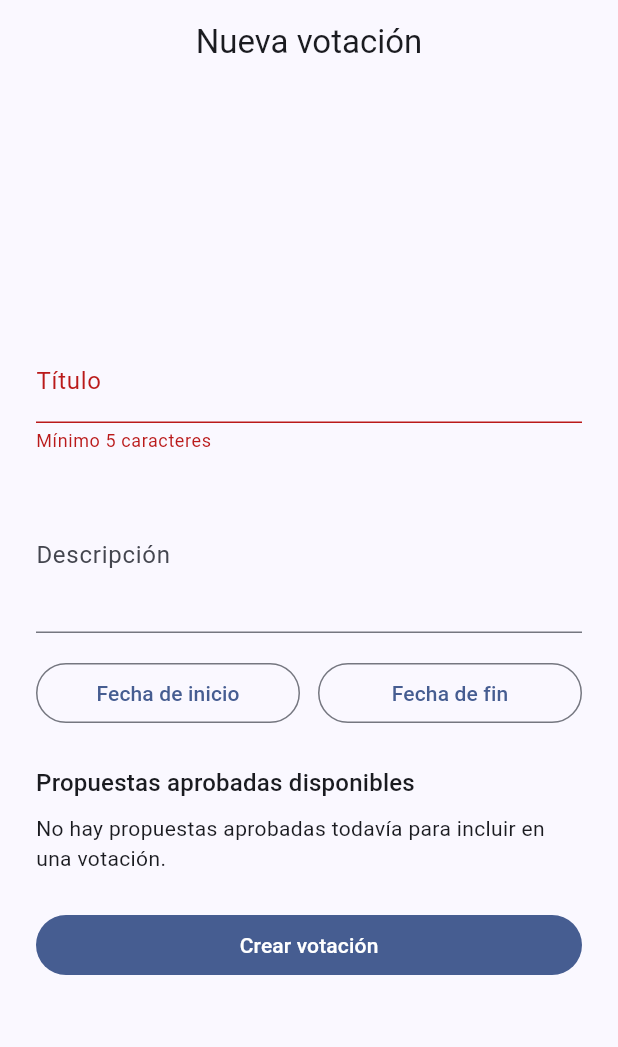
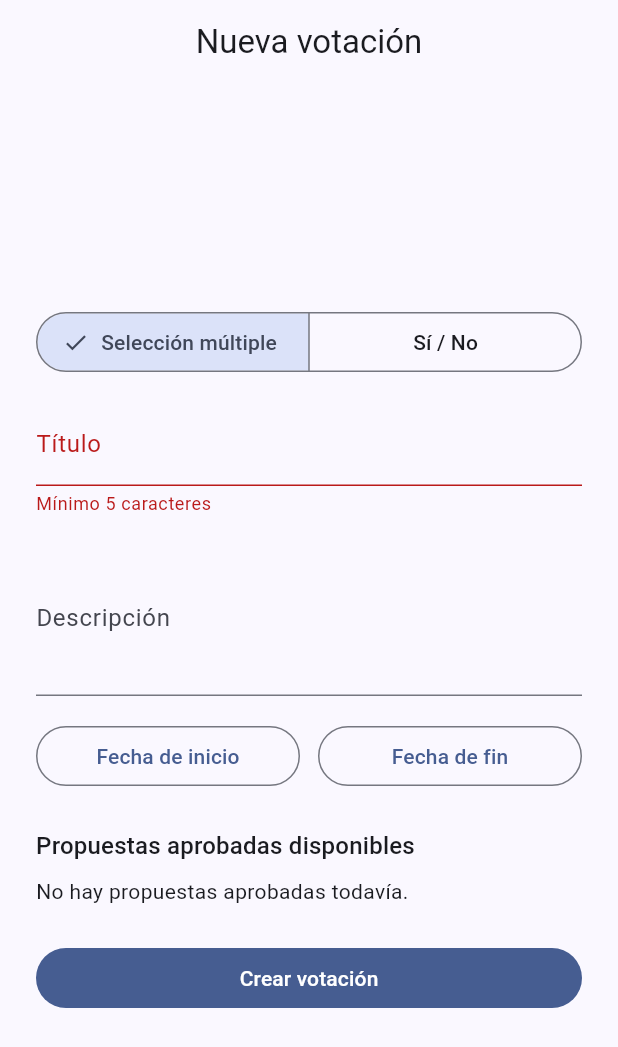
Before and after one commit to JonatahnGonzalezCaballero/proyectoFinal, a Flutter app: the AdminVotingCreatePage screen opened by its route, after a tap on "Crear votación", on a phone screen of 412 x 824 dp. Shown: the top 1047 px of the screen. Run offline on Flutter 3.47's test engine with Material 3 defaults, Android fonts, the phone set to English and light mode, and no system bars; our stand-ins replace flutter_dotenv, flutter_riverpod, go_router, image_picker, supabase_flutter; accounts and stored records are empty.

Commit message:
Arreglo en el modulo de las votaciones para Si y No

```diff
--- a/lib/features/voting/data/voting_repository.dart
+++ b/lib/features/voting/data/voting_repository.dart
@@ -22,7 +22,7 @@ class VotingRepository {
   Future<List<OpcionVotacion>> listarOpciones(String votacionId) async {
     final data = await _client
         .from('votacion_opciones')
-        .select('id, propuesta_id, orden, propuestas(titulo)')
+        .select('id, propuesta_id, etiqueta, orden, propuestas(titulo, descripcion)')
         .eq('votacion_id', votacionId)
         .order('orden');
     return data.map((m) => OpcionVotacion.fromMap(m)).toList();
@@ -71,6 +71,7 @@ class VotingRepository {
     required String descripcion,
     required DateTime fechaInicio,
     required DateTime fechaFin,
+    required String tipo,
     required List<String> propuestaIds,
   }) async {
     final id = await _client.rpc('crear_votacion', params: {
@@ -78,6 +79,7 @@ class VotingRepository {
       'p_descripcion': descripcion,
       'p_fecha_inicio': fechaInicio.toIso8601String(),
       'p_fecha_fin': fechaFin.toIso8601String(),
+      'p_tipo': tipo,
       'p_propuesta_ids': propuestaIds,
     });
     return id as String;
--- a/lib/features/voting/domain/resultado_opcion.dart
+++ b/lib/features/voting/domain/resultado_opcion.dart
@@ -1,17 +1,23 @@
 class ResultadoOpcion {
   final String votacionOpcionId;
   final String propuestaTitulo;
+  final String etiqueta;
+  final String opcionTitulo;
   final int totalVotos;
 
   const ResultadoOpcion({
     required this.votacionOpcionId,
     required this.propuestaTitulo,
+    required this.etiqueta,
+    required this.opcionTitulo,
     required this.totalVotos,
   });
 
   factory ResultadoOpcion.fromMap(Map<String, dynamic> map) => ResultadoOpcion(
         votacionOpcionId: map['votacion_opcion_id'] as String,
         propuestaTitulo: map['propuesta_titulo'] as String,
+        etiqueta: map['etiqueta'] as String? ?? '',
+        opcionTitulo: map['opcion_titulo'] as String? ?? map['propuesta_titulo'] as String,
         totalVotos: map['total_votos'] as int,
       );
 }
--- a/lib/features/voting/domain/votacion.dart
+++ b/lib/features/voting/domain/votacion.dart
@@ -5,6 +5,7 @@ class Votacion {
   final DateTime fechaInicio;
   final DateTime fechaFin;
   final String estado;
+  final String tipo;
   final DateTime fechaCreacion;
 
   const Votacion({
@@ -14,6 +15,7 @@ class Votacion {
     required this.fechaInicio,
     required this.fechaFin,
     required this.estado,
+    required this.tipo,
     required this.fechaCreacion,
   });
 
@@ -24,6 +26,7 @@ class Votacion {
         fechaInicio: DateTime.parse(map['fecha_inicio'] as String),
         fechaFin: DateTime.parse(map['fecha_fin'] as String),
         estado: map['estado'] as String,
+        tipo: map['tipo'] as String? ?? 'seleccion_multiple',
         fechaCreacion: DateTime.parse(map['fecha_creacion'] as String),
       );
 
@@ -35,6 +38,8 @@ class Votacion {
         _ => estado,
       };
 
+  bool get esSiNo => tipo == 'si_no';
+
   bool get estaAbierta {
     final ahora = DateTime.now();
     return estado == 'activa' && ahora.isAfter(fechaInicio) && ahora.isBefore(fechaFin);
--- a/lib/features/voting/presentation/admin_voting_create_page.dart
+++ b/lib/features/voting/presentation/admin_voting_create_page.dart
@@ -18,7 +18,9 @@ class _AdminVotingCreatePageState extends ConsumerState<AdminVotingCreatePage> {
   final _descripcionCtrl = TextEditingController();
   DateTime? _fechaInicio;
   DateTime? _fechaFin;
-  final Set<String> _propuestasSeleccionadas = {};
+  String _tipo = 'seleccion_multiple';
+  final Set<String> _propuestasMultiples = {};
+  String? _propuestaUnica;
   bool _guardando = false;
   String? _error;
 
@@ -54,9 +56,20 @@ class _AdminVotingCreatePageState extends ConsumerState<AdminVotingCreatePage> {
       setState(() => _error = 'La fecha de fin debe ser posterior a la de inicio');
       return;
     }
-    if (_propuestasSeleccionadas.length < 2) {
-      setState(() => _error = 'Selecciona al menos dos propuestas');
-      return;
+
+    final List<String> propuestaIds;
+    if (_tipo == 'si_no') {
+      if (_propuestaUnica == null) {
+        setState(() => _error = 'Selecciona la propuesta a someter a votación');
+        return;
+      }
+      propuestaIds = [_propuestaUnica!];
+    } else {
+      if (_propuestasMultiples.length < 2) {
+        setState(() => _error = 'Selecciona al menos dos propuestas');
+        return;
+      }
+      propuestaIds = _propuestasMultiples.toList();
     }
 
     setState(() {
@@ -69,7 +82,8 @@ class _AdminVotingCreatePageState extends ConsumerState<AdminVotingCreatePage> {
             descripcion: _descripcionCtrl.text.trim(),
             fechaInicio: _fechaInicio!,
             fechaFin: _fechaFin!,
-            propuestaIds: _propuestasSeleccionadas.toList(),
+            tipo: _tipo,
+            propuestaIds: propuestaIds,
           );
       if (!mounted) return;
       ScaffoldMessenger.of(context).showSnackBar(const SnackBar(content: Text('Votación creada.')));
@@ -100,6 +114,19 @@ class _AdminVotingCreatePageState extends ConsumerState<AdminVotingCreatePage> {
               child: Column(
                 crossAxisAlignment: CrossAxisAlignment.stretch,
                 children: [
+                  SegmentedButton<String>(
+                    segments: const [
+                      ButtonSegment(value: 'seleccion_multiple', label: Text('Selección múltiple')),
+                      ButtonSegment(value: 'si_no', label: Text('Sí / No')),
+                    ],
+                    selected: {_tipo},
+                    onSelectionChanged: (nuevo) => setState(() {
+                      _tipo = nuevo.first;
+                      _propuestasMultiples.clear();
+                      _propuestaUnica = null;
+                    }),
+                  ),
+                  const SizedBox(height: 16),
                   TextFormField(
                     controller: _tituloCtrl,
                     decoration: const InputDecoration(labelText: 'Título'),
@@ -130,26 +157,42 @@ class _AdminVotingCreatePageState extends ConsumerState<AdminVotingCreatePage> {
                     ],
                   ),
                   const SizedBox(height: 24),
-                  Text('Propuestas aprobadas disponibles', style: Theme.of(context).textTheme.titleMedium),
+                  Text(
+                    _tipo == 'si_no' ? 'Elige la propuesta a someter a votación' : 'Propuestas aprobadas disponibles',
+                    style: Theme.of(context).textTheme.titleMedium,
+                  ),
                   const SizedBox(height: 8),
                   propuestasAsync.when(
                     loading: () => const LinearProgressIndicator(),
                     error: (e, _) => Text('No se pudieron cargar: $e'),
                     data: (propuestas) {
                       if (propuestas.isEmpty) {
-                        return const Text('No hay propuestas aprobadas todavía para incluir en una votación.');
+                        return const Text('No hay propuestas aprobadas todavía.');
+                      }
+                      if (_tipo == 'si_no') {
+                        return Column(
+                          children: propuestas
+                              .map((p) => RadioListTile<String>(
+                                    title: Text(p.titulo),
+                                    subtitle: Text(p.categoriaNombre),
+                                    value: p.id,
+                                    groupValue: _propuestaUnica,
+                                    onChanged: (v) => setState(() => _propuestaUnica = v),
+                                  ))
+                              .toList(),
+                        );
                       }
                       return Column(
                         children: propuestas
                             .map((p) => CheckboxListTile(
                                   title: Text(p.titulo),
                                   subtitle: Text(p.categoriaNombre),
-                                  value: _propuestasSeleccionadas.contains(p.id),
+                                  value: _propuestasMultiples.contains(p.id),
                                   onChanged: (marcado) => setState(() {
                                     if (marcado == true) {
-                                      _propuestasSeleccionadas.add(p.id);
+                                      _propuestasMultiples.add(p.id);
                                     } else {
-                                      _propuestasSeleccionadas.remove(p.id);
+                                      _propuestasMultiples.remove(p.id);
                                     }
                                   }),
                                 ))
```
Also changed, not shown: lib/features/voting/domain/opcion_votacion.dart (+8 -0 lines), lib/features/voting/presentation/voting_detail_page.dart (+61 -12 lines).
